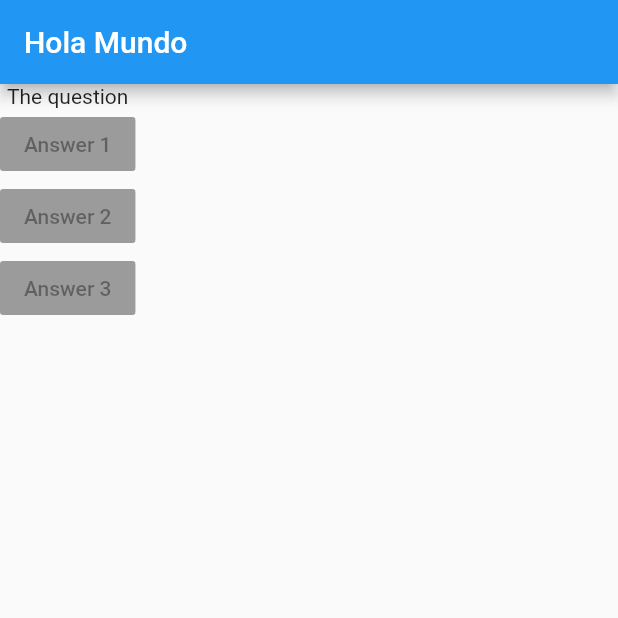
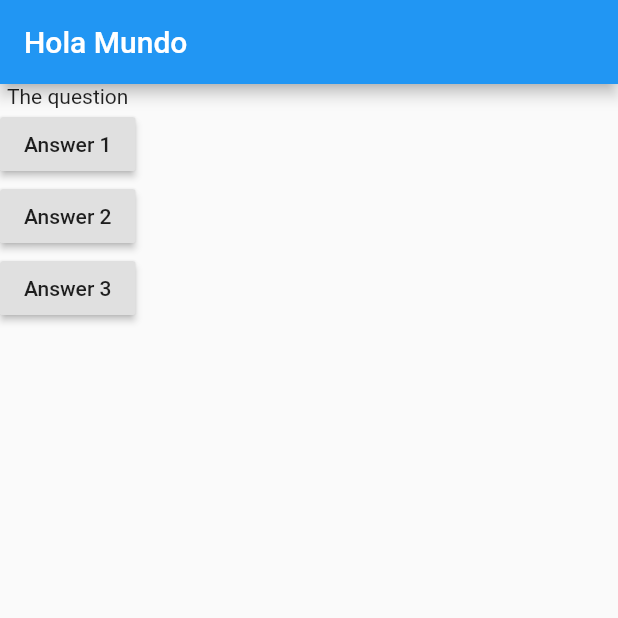
Before and after one commit to jarg021/Flutter, a Flutter app: the screen it shows after launch, on a phone screen of 412 x 824 dp, the top half of it. Run offline on Flutter 3.47's test engine with Material 2 defaults, Android fonts, the phone set to English and light mode, and no system bars.

Commit message:
Add functional Opressed on RaisedButton

```diff
--- a/lib/main.dart
+++ b/lib/main.dart
@@ -13,13 +13,24 @@ class MyApp extends StatelessWidget {
         appBar: AppBar(
           title: Text("Hola Mundo"),
         ),
-        body:Column(children: [
-        Text("The question"),
-        RaisedButton(child:Text("Answer 1"),onPressed: null),
-        RaisedButton(child:Text("Answer 2"),onPressed: null),
-        RaisedButton(child:Text("Answer 3"),onPressed: null),
+        body: Column(children: [
+          Text("The question"),
+          RaisedButton(child: Text("Answer 1"), onPressed: answerQuetion),
+          RaisedButton(
+              child: Text("Answer 2"),
+              onPressed: () => print("press answerQuestion2")
+          ),
+          RaisedButton(
+              child: Text("Answer 3"),
+              onPressed: () {
+                print("press answerQuestion3");
+              }),
         ]),
       ),
     );
   }
+
+  void answerQuetion() {
+    print("Press answerQuestion");
+  }
 }
```
